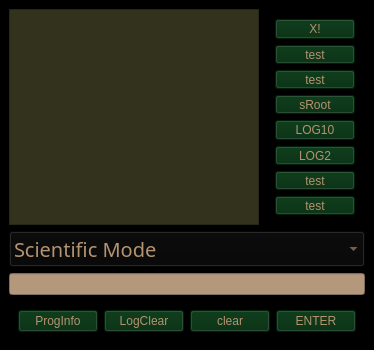
First picture: the form in mainwindow.ui, repository ddvega/CScalculator, before the edit.
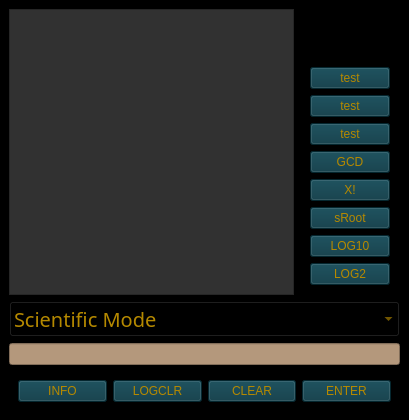
Second picture: the form after the edit. The open tabs and pages were chosen to show the change.

What changed in the file:
```diff
--- a/mainwindow.ui
+++ b/mainwindow.ui
@@ -6,21 +6,22 @@
    <rect>
     <x>0</x>
     <y>0</y>
-    <width>342</width>
-    <height>350</height>
+    <width>409</width>
+    <height>420</height>
    </rect>
   </property>
   <property name="minimumSize">
    <size>
     <width>0</width>
-    <height>350</height>
+    <height>420</height>
    </size>
   </property>
   <property name="windowTitle">
    <string>CS-Calculator</string>
   </property>
   <property name="styleSheet">
-   <string notr="true">background-color: rgb(0, 0, 0);</string>
+   <string notr="true">background-color: rgb(0 , 0,0);
+</string>
   </property>
   <widget class="QWidget" name="centralwidget">
    <layout class="QGridLayout" name="gridLayout_2">
@@ -39,9 +40,9 @@
        <enum>Qt::LeftToRight</enum>
       </property>
       <property name="styleSheet">
-       <string notr="true">color: rgb(179, 147, 112);
+       <string notr="true">color: rgb(181,137, 0);
 font: 75 15pt &quot;Menlo&quot;;
-background-color: rgb(8, 8, 8);
+background-color: rgb(0,0,0);
 </string>
       </property>
       <item>
@@ -76,9 +77,13 @@
       <property name="minimumSize">
        <size>
         <width>0</width>
-        <height>50</height>
+        <height>75</height>
        </size>
       </property>
+      <property name="styleSheet">
+       <string notr="true">background-color: rgb(0,0,0);
+</string>
+      </property>
       <property name="frameShape">
        <enum>QFrame::StyledPanel</enum>
       </property>
@@ -87,67 +92,19 @@
       </property>
       <widget class="QWidget" name="scientific">
        <layout class="QGridLayout" name="gridLayout_4">
-        <item row="0" column="0">
-         <widget class="QPushButton" name="factorialButt">
-          <property name="styleSheet">
-           <string notr="true">background-color: rgb(0, 42, 12);
-color: rgb(179, 147, 112);
-font: 75 12pt &quot;Menlo&quot;;</string>
-          </property>
-          <property name="text">
-           <string>X!</string>
-          </property>
-         </widget>
-        </item>
         <item row="1" column="0">
-         <widget class="QPushButton" name="pushButton">
+         <widget class="QPushButton" name="pushButton_2">
           <property name="styleSheet">
-           <string notr="true">background-color: rgb(0, 42, 12);
-color: rgb(179, 147, 112);
-font: 75 12pt &quot;Menlo&quot;;</string>
+           <string notr="true">color: rgb(181,137, 0);
+font: 75 12pt &quot;Menlo&quot;;
+background-color: rgb(7 ,54 ,66);</string>
           </property>
           <property name="text">
            <string>test</string>
           </property>
          </widget>
         </item>
-        <item row="2" column="0">
-         <widget class="QPushButton" name="pushButton_3">
-          <property name="styleSheet">
-           <string notr="true">background-color: rgb(0, 42, 12);
-color: rgb(179, 147, 112);
-font: 75 12pt &quot;Menlo&quot;;</string>
-          </property>
-          <property name="text">
-           <string>test</string>
-          </property>
-         </widget>
-        </item>
-        <item row="3" column="0">
-         <widget class="QPushButton" name="sqRtButt">
-          <property name="styleSheet">
-           <string notr="true">background-color: rgb(0, 42, 12);
-color: rgb(179, 147, 112);
-font: 75 12pt &quot;Menlo&quot;;</string>
-          </property>
-          <property name="text">
-           <string>sRoot</string>
-          </property>
-         </widget>
-        </item>
-        <item row="4" column="0">
-         <widget class="QPushButton" name="log10Butt">
-          <property name="styleSheet">
-           <string notr="true">background-color: rgb(0, 42, 12);
-color: rgb(179, 147, 112);
-font: 75 12pt &quot;Menlo&quot;;</string>
-          </property>
-          <property name="text">
-           <string>LOG10</string>
-          </property>
-         </widget>
-        </item>
-        <item row="5" column="0">
+        <item row="11" column="0">
          <widget class="QPushButton" name="log2Butt">
           <property name="sizeIncrement">
            <size>
@@ -156,27 +113,45 @@
            </size>
           </property>
           <property name="styleSheet">
-           <string notr="true">background-color: rgb(0, 42, 12);
-color: rgb(179, 147, 112);
-font: 75 12pt &quot;Menlo&quot;;</string>
+           <string notr="true">color: rgb(181,137, 0);
+font: 75 12pt &quot;Menlo&quot;;
+background-color: rgb(7 ,54 ,66);</string>
           </property>
           <property name="text">
            <string>LOG2</string>
           </property>
          </widget>
         </item>
-        <item row="6" column="0">
-         <widget class="QPushButton" name="pushButton_6">
-          <property name="sizeIncrement">
-           <size>
-            <width>0</width>
-            <height>0</height>
-           </size>
+        <item row="10" column="0">
+         <widget class="QPushButton" name="log10Butt">
+          <property name="styleSheet">
+           <string notr="true">color: rgb(181,137, 0);
+font: 75 12pt &quot;Menlo&quot;;
+background-color: rgb(7 ,54 ,66);</string>
           </property>
+          <property name="text">
+           <string>LOG10</string>
+          </property>
+         </widget>
+        </item>
+        <item row="2" column="0">
+         <widget class="QPushButton" name="pushButton">
           <property name="styleSheet">
-           <string notr="true">background-color: rgb(0, 42, 12);
-color: rgb(179, 147, 112);
-font: 75 12pt &quot;Menlo&quot;;</string>
+           <string notr="true">color: rgb(181,137, 0);
+font: 75 12pt &quot;Menlo&quot;;
+background-color: rgb(7 ,54 ,66);</string>
+          </property>
+          <property name="text">
+           <string>test</string>
+          </property>
+         </widget>
+        </item>
+        <item row="3" column="0">
+         <widget class="QPushButton" name="pushButton_3">
+          <property name="styleSheet">
+           <string notr="true">color: rgb(181,137, 0);
+font: 75 12pt &quot;Menlo&quot;;
+background-color: rgb(7 ,54 ,66);</string>
           </property>
           <property name="text">
            <string>test</string>
@@ -184,14 +159,44 @@
          </widget>
         </item>
         <item row="7" column="0">
-         <widget class="QPushButton" name="pushButton_2">
+         <widget class="QPushButton" name="gcdButt">
+          <property name="sizeIncrement">
+           <size>
+            <width>0</width>
+            <height>0</height>
+           </size>
+          </property>
           <property name="styleSheet">
-           <string notr="true">background-color: rgb(0, 42, 12);
-color: rgb(179, 147, 112);
-font: 75 12pt &quot;Menlo&quot;;</string>
+           <string notr="true">color: rgb(181,137, 0);
+font: 75 12pt &quot;Menlo&quot;;
+background-color: rgb(7 ,54 ,66);</string>
           </property>
           <property name="text">
-           <string>test</string>
+           <string>GCD</string>
+          </property>
+         </widget>
+        </item>
+        <item row="8" column="0">
+         <widget class="QPushButton" name="factorialButt">
+          <property name="styleSheet">
+           <string notr="true">color: rgb(181,137, 0);
+font: 75 12pt &quot;Menlo&quot;;
+background-color: rgb(7 ,54 ,66);</string>
+          </property>
+          <property name="text">
+           <string>X!</string>
+          </property>
+         </widget>
+        </item>
+        <item row="9" column="0">
+         <widget class="QPushButton" name="sRootButt">
+          <property name="styleSheet">
+           <string notr="true">color: rgb(181,137, 0);
+font: 75 12pt &quot;Menlo&quot;;
+background-color: rgb(7 ,54 ,66);</string>
+          </property>
+          <property name="text">
+           <string>sRoot</string>
           </property>
          </widget>
         </item>
@@ -305,8 +310,8 @@
        <enum>Qt::TabFocus</enum>
       </property>
       <property name="styleSheet">
-       <string notr="true">color: rgb(180, 152, 124);
-background-color: rgb(51, 51, 29);
+       <string notr="true">color: rgb(181,137, 0);
+background-color: rgb(49, 49, 49);
 font: 75 11pt &quot;Menlo&quot;;
 selection-color: rgb(22, 22, 22);
 selection-background-color: rgb(139, 56, 24);
@@ -354,37 +359,41 @@
     </item>
     <item row="3" column="0" colspan="2">
      <widget class="QWidget" name="widget" native="true">
+      <property name="styleSheet">
+       <string notr="true">background-color: rgb(0,0,0);
+</string>
+      </property>
       <layout class="QGridLayout" name="gridLayout">
        <item row="0" column="0">
         <widget class="QPushButton" name="readMeButt">
          <property name="styleSheet">
-          <string notr="true">background-color: rgb(0, 42, 12);
-color: rgb(179, 147, 112);
-font: 75 9pt &quot;Menlo&quot;;</string>
+          <string notr="true">color: rgb(181,137, 0);
+font: 75 9pt &quot;Menlo&quot;;
+background-color: rgb(7 ,54 ,66);</string>
          </property>
          <property name="text">
-          <string>ProgInfo</string>
+          <string>INFO</string>
          </property>
         </widget>
        </item>
        <item row="0" column="2">
         <widget class="QPushButton" name="clearButt">
          <property name="styleSheet">
-          <string notr="true">background-color: rgb(0, 42, 12);
-color: rgb(179, 147, 112);
-font: 75 9pt &quot;Menlo&quot;;</string>
+          <string notr="true">color: rgb(181,137, 0);
+font: 75 9pt &quot;Menlo&quot;;
+background-color: rgb(7 ,54 ,66);</string>
          </property>
          <property name="text">
-          <string>clear</string>
+          <string>CLEAR</string>
          </property>
         </widget>
        </item>
        <item row="0" column="4">
         <widget class="QPushButton" name="pushButton_5">
          <property name="styleSheet">
-          <string notr="true">background-color: rgb(0, 42, 12);
-color: rgb(179, 147, 112);
-font: 75 12pt &quot;Menlo&quot;;</string>
+          <string notr="true">color: rgb(181,137, 0);
+font: 75 9pt &quot;Menlo&quot;;
+background-color: rgb(7 ,54 ,66);</string>
          </property>
          <property name="text">
           <string>ENTER</string>
@@ -394,12 +403,12 @@
        <item row="0" column="1">
         <widget class="QPushButton" name="pushButton_4">
          <property name="styleSheet">
-          <string notr="true">background-color: rgb(0, 42, 12);
-color: rgb(179, 147, 112);
-font: 75 9pt &quot;Menlo&quot;;</string>
+          <string notr="true">color: rgb(181,137, 0);
+font: 75 9pt &quot;Menlo&quot;;
+background-color: rgb(7 ,54 ,66);</string>
          </property>
          <property name="text">
-          <string>LogClear</string>
+          <string>LOGCLR</string>
          </property>
         </widget>
        </item>
```
Left out of the diff: 22 changed lines with no effect on the pictures.
